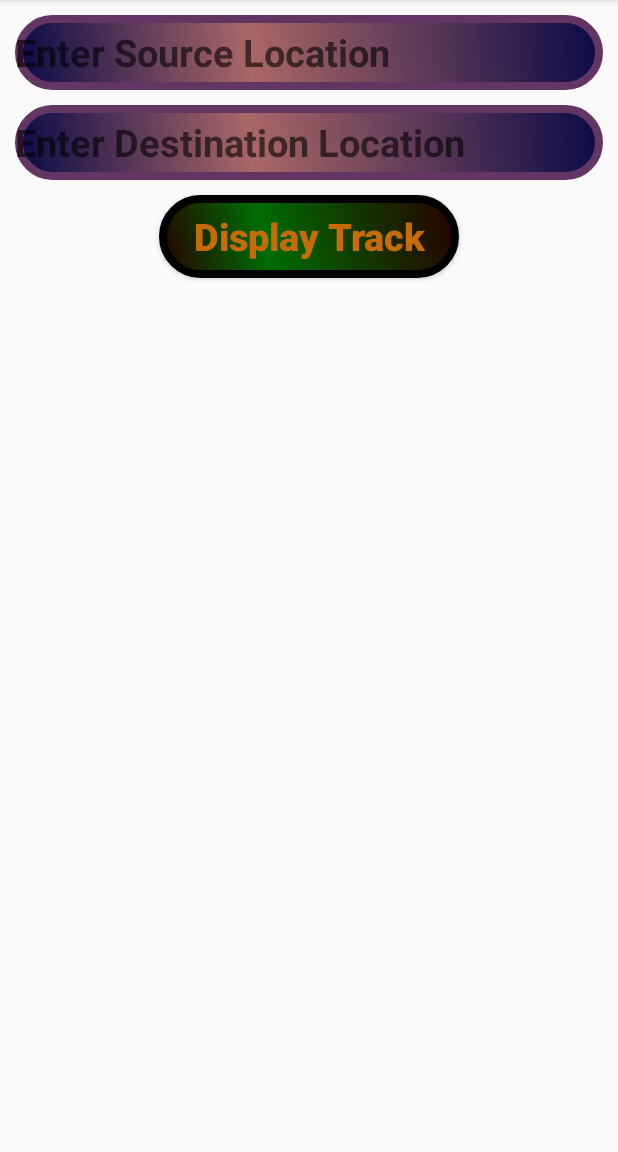
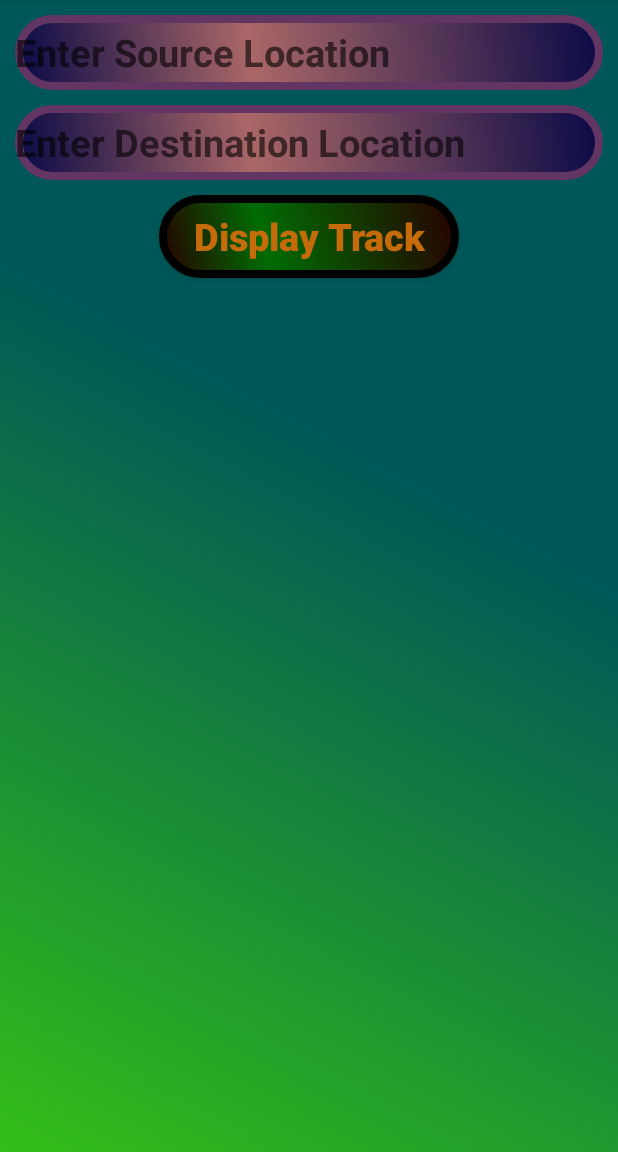
Before and after one commit to AbdullahAlMohaimen/TrackingRoadZ, an Android app: the TrackOn screen opened directly, with no data from a screen before it, on a phone screen of 412 x 824 dp, the part 84-1236 px from its top. Run offline under Robolectric (Android 15) with nearby library versions, the phone set to English and light mode, and no system bars.

Commit message:
Track OnNN

```diff
--- a/app/src/main/res/layout/activity_track_on.xml
+++ b/app/src/main/res/layout/activity_track_on.xml
@@ -6,6 +6,7 @@
     android:layout_height="match_parent"
     android:orientation="vertical"
     android:padding="10dp"
+    android:background="@drawable/second"
     android:layout_gravity="center_horizontal"
     tools:context=".TrackOn">
 
```
